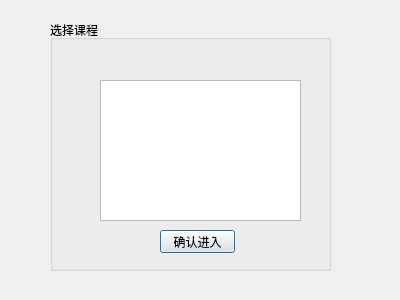
Above: demo/choosecoursedialog.ui from SITP-face-recognize/QTclient before the change. Below: the same form after it.
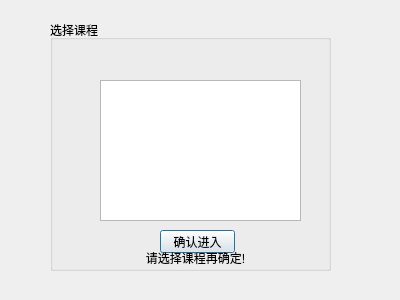
That is the form after the change.

Patch:
```diff
--- a/demo/choosecoursedialog.ui
+++ b/demo/choosecoursedialog.ui
@@ -80,6 +80,25 @@
      </rect>
     </property>
    </widget>
+   <widget class="QLabel" name="noChoiceWarning">
+    <property name="geometry">
+     <rect>
+      <x>90</x>
+      <y>230</y>
+      <width>111</width>
+      <height>16</height>
+     </rect>
+    </property>
+    <property name="text">
+     <string>请选择课程再确定!</string>
+    </property>
+    <property name="textFormat">
+     <enum>Qt::AutoText</enum>
+    </property>
+    <property name="alignment">
+     <set>Qt::AlignCenter</set>
+    </property>
+   </widget>
   </widget>
  </widget>
  <resources/>
```
Left out of the diff: 2 changed lines with no effect on the pictures.
